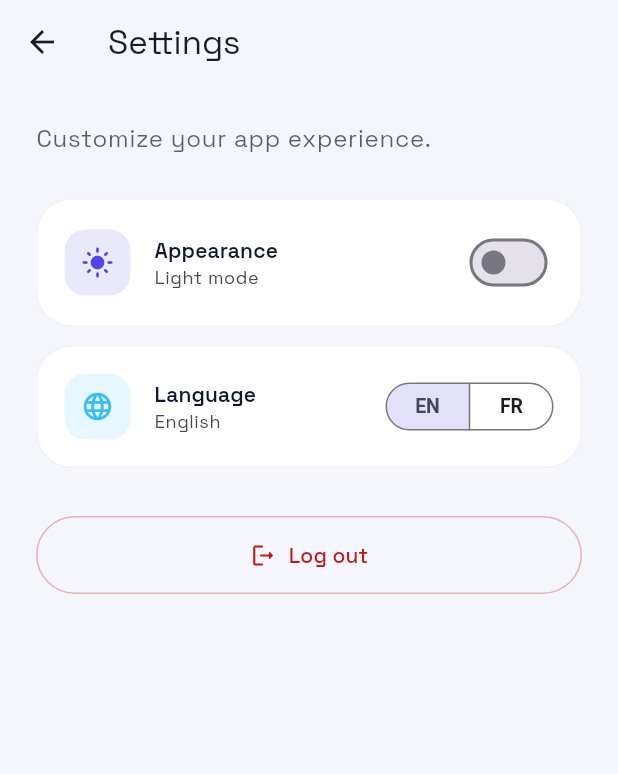
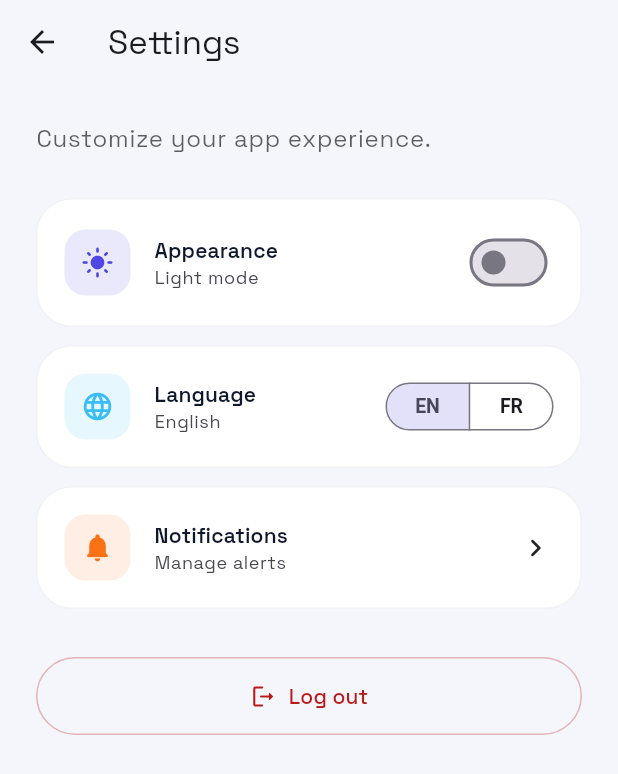
Before and after one commit to Kynmmarshall/drug_spot, a Flutter app: the SettingsScreen screen opened directly, on a phone screen of 412 x 824 dp. Shown: the top 774 px of the screen. Run offline on Flutter 3.47's test engine with Material 3 defaults, Android fonts, the phone set to English and light mode, and no system bars; our stand-ins replace flutter_map, flutter_svg, geolocator, google_fonts, latlong2, shared_preferences; accounts and stored records are empty; network calls fail.

Commit message:
adding notifications screens and notifications

```diff
--- a/lib/core/localizer.dart
+++ b/lib/core/localizer.dart
@@ -138,6 +138,15 @@ class Localizer {
       'chat_hint': 'Type a message...',
       'chat_start_hint': 'Say hello to start the conversation.',
       'chat_message_pharmacy': 'Message pharmacy',
+      'notif_title': 'Notifications',
+      'notif_subtitle': 'Choose which notifications you want to receive.',
+      'notif_subtitle_short': 'Manage alerts',
+      'notif_messages': 'New messages',
+      'notif_messages_sub': 'When someone sends you a chat message.',
+      'notif_requests': 'Request updates',
+      'notif_requests_sub': 'When a medicine request status changes.',
+      'notif_medicine': 'New medicines',
+      'notif_medicine_sub': 'When a pharmacy near you adds a medicine.',
     },
     AppLanguage.fr: {
       'login_title': 'Trouvez une pharmacie fiable près de vous',
@@ -271,6 +280,15 @@ class Localizer {
       'chat_hint': 'Écrivez un message...',
       'chat_start_hint': 'Dites bonjour pour commencer.',
       'chat_message_pharmacy': 'Contacter la pharmacie',
+      'notif_title': 'Notifications',
+      'notif_subtitle': 'Choisissez les notifications à recevoir.',
+      'notif_subtitle_short': 'Gérer les alertes',
+      'notif_messages': 'Nouveaux messages',
+      'notif_messages_sub': 'Quand quelqu\'un vous envoie un message.',
+      'notif_requests': 'Mises à jour de demandes',
+      'notif_requests_sub': 'Quand le statut d\'une demande change.',
+      'notif_medicine': 'Nouveaux médicaments',
+      'notif_medicine_sub': 'Quand une pharmacie proche ajoute un médicament.',
     },
   };
 
--- a/lib/screens/settings_screen.dart
+++ b/lib/screens/settings_screen.dart
@@ -3,6 +3,7 @@ import 'package:flutter/material.dart';
 import '../core/context_extensions.dart';
 import '../models/app_language.dart';
 import '../screens/login_screen.dart';
+import 'notification_settings_screen.dart';
 
 class SettingsScreen extends StatelessWidget {
   const SettingsScreen({super.key});
@@ -61,6 +62,21 @@ class SettingsScreen extends StatelessWidget {
                 ),
               ),
               onSelectionChanged: (s) => appState.setLanguage(s.first),
+            ),
+          ),
+          const SizedBox(height: 12),
+
+          // Notifications
+          GestureDetector(
+            onTap: () => Navigator.of(context).push(
+              MaterialPageRoute(builder: (_) => const NotificationSettingsScreen()),
+            ),
+            child: _SettingsTile(
+              icon: Icons.notifications_rounded,
+              iconColor: const Color(0xFFF97316),
+              title: l10n.t('notif_title'),
+              subtitle: l10n.t('notif_subtitle_short'),
+              trailing: const Icon(Icons.chevron_right_rounded),
             ),
           ),
           const SizedBox(height: 32),
```
Also changed, not shown: lib/screens/notification_settings_screen.dart (added, +171 -0 lines), lib/services/api_service.dart (+31 -0 lines), 1 other file.
